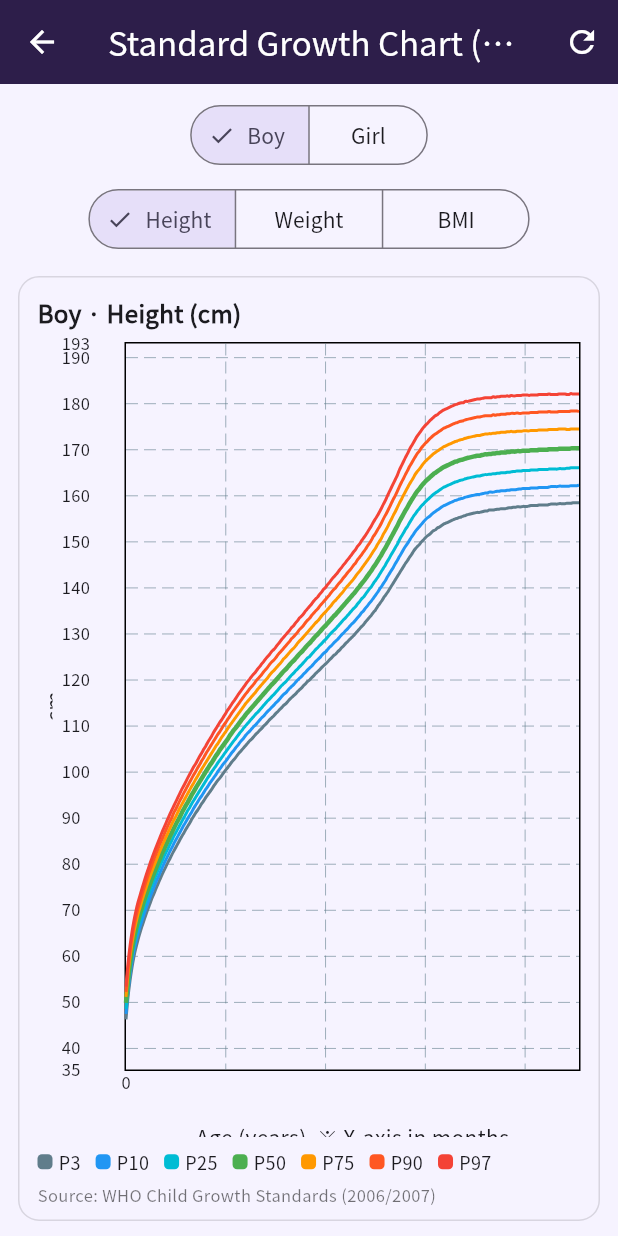
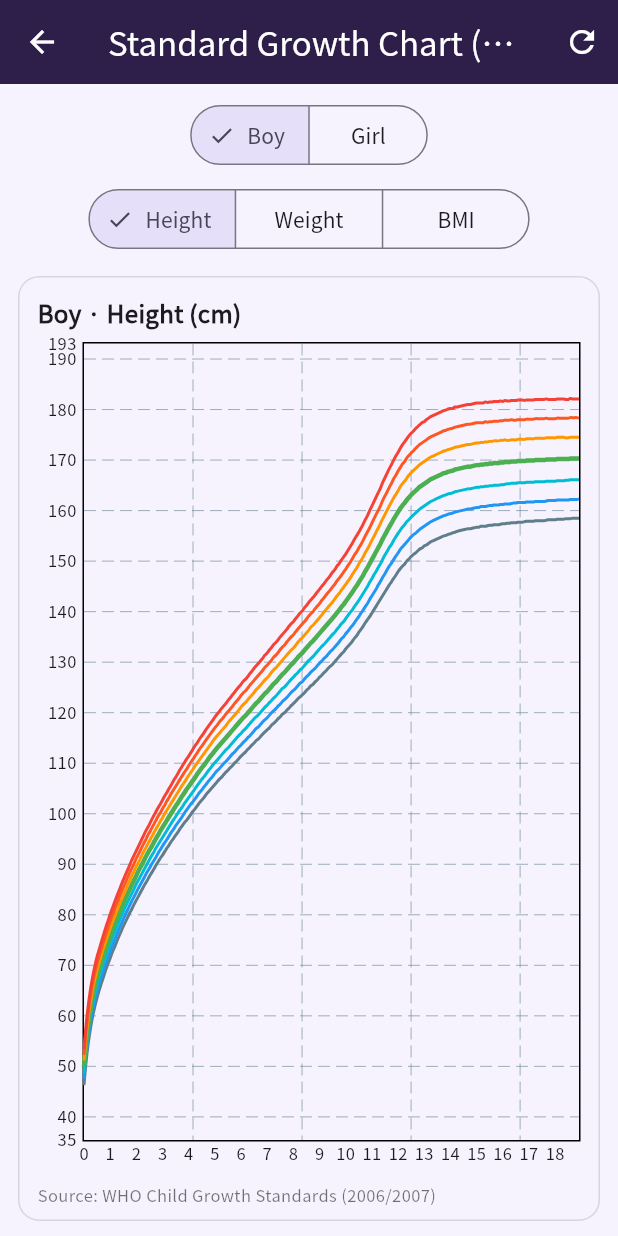
Before and after one commit to jeonbowon/growth_tracking_graph, a Flutter app: the screen it shows after launch, item 2 of the bottom bar chosen, on a phone screen of 412 x 824 dp. Run offline on Flutter 3.47's test engine with Material 3 defaults, Android fonts, the light colour scheme and no system bars; drawn by our look-alikes of fl_chart; our stand-ins replace google_mobile_ads, package_info_plus, share_plus, shared_preferences; missing offline and left inert: facebook_audience_network, file_selector, in_app_update; network calls fail.

Commit message:
표준데이터화면수정

```diff
--- a/lib/ad_service.dart
+++ b/lib/ad_service.dart
@@ -163,6 +163,7 @@ class AdService {
       }
     } catch (_) {
       _isKakaoBannerLoaded = false;
+      _scheduleBannerRetry();
     } finally {
       _isKakaoBannerLoading = false;
     }
--- a/lib/app_strings.dart
+++ b/lib/app_strings.dart
@@ -230,7 +230,7 @@ class AppStrings {
   static String get stdChartUnitKg => 'kg';
   static String get stdChartUnitBmi => 'kg/m²';
   static String get stdChartXLabel =>
-      isKo ? '연령(년)  ※ X축은 개월 기반' : 'Age (years)  ※ X-axis in months';
+      isKo ? '연령(년)' : 'Age (years)';
   static String get stdChartSource =>
       isKo
           ? '출처: 2017 소아청소년 성장도표(대한소아청소년과학회·질병관리본부)'
--- a/lib/child_growth_chart.dart
+++ b/lib/child_growth_chart.dart
@@ -1166,7 +1166,7 @@ class _ChildGrowthChartState extends State<ChildGrowthChart> {
           ),
         ],
       ),
-      body: _entries.isEmpty
+      body: SafeArea(child: _entries.isEmpty
           ? Center(
               child: Text(
                 AppStrings.chartNoData,
@@ -1222,6 +1222,7 @@ class _ChildGrowthChartState extends State<ChildGrowthChart> {
                     ),
                   ],
                 ),
+    ),
     );
   }
 }
--- a/lib/child_growth_input.dart
+++ b/lib/child_growth_input.dart
@@ -160,7 +160,7 @@ class _ChildGrowthInputState extends State<ChildGrowthInput> {
 
     return Scaffold(
       appBar: AppBar(title: Text(AppStrings.growthInputTitle(widget.childName))),
-      body: SingleChildScrollView(
+      body: SafeArea(child: SingleChildScrollView(
         padding: const EdgeInsets.all(16.0),
         child: Column(
           crossAxisAlignment: CrossAxisAlignment.start,
@@ -278,7 +278,7 @@ class _ChildGrowthInputState extends State<ChildGrowthInput> {
             const SizedBox(height: 16),
           ],
         ),
-      ),
+      )),
     );
   }
 }
--- a/lib/child_growth_list.dart
+++ b/lib/child_growth_list.dart
@@ -273,7 +273,7 @@ class _ChildGrowthListState extends State<ChildGrowthList> {
           )
         ],
       ),
-      body: entries.isEmpty
+      body: SafeArea(child: entries.isEmpty
           ? Center(
               child: Text(
                 AppStrings.noData,
@@ -353,6 +353,7 @@ class _ChildGrowthListState extends State<ChildGrowthList> {
                 },
               ),
             ),
+    ),
     );
   }
 }
--- a/lib/page_standard_growth_chart.dart
+++ b/lib/page_standard_growth_chart.dart
@@ -65,6 +65,8 @@ class _PageStandardGrowthChartState extends State<PageStandardGrowthChart> {
   Map<String, dynamic> _raw = {};
   bool _loading = true;
   String? _error;
+
+  List<LineBarSpot>? _touchedSpots;
 
   @override
   void initState() {
@@ -171,7 +173,11 @@ class _PageStandardGrowthChartState extends State<PageStandardGrowthChart> {
 
   Widget _leftTitle(double v, TitleMeta meta) {
     final txt = _metric == Metric.bmi ? v.toStringAsFixed(1) : v.toStringAsFixed(0);
-    return Text(txt, style: const TextStyle(fontSize: 11));
+    return SideTitleWidget(
+      meta: meta,
+      space: 4,
+      child: Text(txt, style: const TextStyle(fontSize: 11)),
+    );
   }
 
   @override
@@ -186,7 +192,7 @@ class _PageStandardGrowthChartState extends State<PageStandardGrowthChart> {
           IconButton(onPressed: _load, icon: const Icon(Icons.refresh), tooltip: AppStrings.stdChartReload),
         ],
       ),
-      body: _loading
+      body: SafeArea(child: _loading
           ? const Center(child: CircularProgressIndicator())
           : Column(
               children: [
@@ -240,7 +246,9 @@ class _PageStandardGrowthChartState extends State<PageStandardGrowthChart> {
                           ),
                           const SizedBox(height: 8),
                           Expanded(
-                            child: LineChart(
+                            child: Stack(
+                              children: [
+                                LineChart(
                                   LineChartData(
                                     minX: b.minX,
                                     maxX: b.maxX,
@@ -253,24 +261,17 @@ class _PageStandardGrowthChartState extends State<PageStandardGrowthChart> {
                                       topTitles: const AxisTitles(sideTitles: SideTitles(showTitles: false)),
                                       rightTitles: const AxisTitles(sideTitles: SideTitles(showTitles: false)),
                                       bottomTitles: AxisTitles(
-                                    axisNameWidget: Padding(
-                                      padding: const EdgeInsets.only(top: 6),
-                                      child: Text(AppStrings.stdChartXLabel),
-                                    ),
                                         sideTitles: SideTitles(
                                           showTitles: true,
-                                      reservedSize: 28,
+                                          reservedSize: 22,
+                                          interval: 12,
                                           getTitlesWidget: _bottomTitle,
                                         ),
                                       ),
                                       leftTitles: AxisTitles(
-                                    axisNameWidget: Padding(
-                                      padding: const EdgeInsets.only(bottom: 6),
-                                      child: Text(_metric.unit),
-                                    ),
                                         sideTitles: SideTitles(
                                           showTitles: true,
-                                      reservedSize: 42,
+                                          reservedSize: 30,
                                           getTitlesWidget: _leftTitle,
                                         ),
                                       ),
@@ -278,30 +279,35 @@ class _PageStandardGrowthChartState extends State<PageStandardGrowthChart> {
                                     lineTouchData: LineTouchData(
                                       enabled: true,
                                       touchTooltipData: LineTouchTooltipData(
-                                    fitInsideHorizontally: true,
-                                    fitInsideVertically: true,
-                                    getTooltipItems: (spots) {
-                                      return spots.map((s) {
-                                        final m = s.x.round();
-                                        final years = (m / 12.0).toStringAsFixed(1);
-                                        final val = _metric == Metric.bmi
-                                            ? s.y.toStringAsFixed(1)
-                                            : s.y.toStringAsFixed(0);
-                                        final t = AppStrings.stdChartTooltip(m, years, _metric.label, val, _metric.unit);
-                                        return LineTooltipItem(t, const TextStyle(fontSize: 12));
-                                      }).toList();
+                                        getTooltipItems: (spots) => spots.map((_) => null).toList(),
+                                      ),
+                                      touchCallback: (event, response) {
+                                        setState(() {
+                                          if (event.isInterestedForInteractions &&
+                                              response?.lineBarSpots != null &&
+                                              response!.lineBarSpots!.isNotEmpty) {
+                                            _touchedSpots = response.lineBarSpots;
+                                          } else {
+                                            _touchedSpots = null;
+                                          }
+                                        });
                                       },
                                     ),
                                   ),
                                 ),
+                                if (_touchedSpots != null && _touchedSpots!.isNotEmpty)
+                                  Positioned(
+                                    top: 8,
+                                    left: 48,
+                                    child: Container(
+                                      padding: const EdgeInsets.symmetric(horizontal: 10, vertical: 8),
+                                      decoration: BoxDecoration(
+                                        color: Colors.white.withOpacity(0.85),
+                                        borderRadius: BorderRadius.circular(6),
+                                        border: Border.all(color: Colors.black12),
                                       ),
-                          ),
-                          const SizedBox(height: 8),
-                          Wrap(
-                            spacing: 10,
-                            runSpacing: 6,
-                            children: [
-                              for (final entry in const {
+                                      child: Builder(builder: (context) {
+                                        const colorMap = <int, Color>{
                                           3: Colors.blueGrey,
                                           10: Colors.blue,
                                           25: Colors.cyan,
@@ -309,26 +315,50 @@ class _PageStandardGrowthChartState extends State<PageStandardGrowthChart> {
                                           75: Colors.orange,
                                           90: Colors.deepOrange,
                                           97: Colors.red,
-                              }.entries)
-                                Row(
+                                        };
+                                        final visiblePs = kPercentiles
+                                            .where((p) => _visible[p] == true)
+                                            .toList();
+                                        return Column(
+                                          crossAxisAlignment: CrossAxisAlignment.start,
+                                          mainAxisSize: MainAxisSize.min,
+                                          children: _touchedSpots!.reversed.map((s) {
+                                            final m = s.x.round();
+                                            final val = _metric == Metric.bmi
+                                                ? s.y.toStringAsFixed(1)
+                                                : s.y.toStringAsFixed(0);
+                                            final p = s.barIndex < visiblePs.length
+                                                ? visiblePs[s.barIndex]
+                                                : -1;
+                                            final color = colorMap[p] ?? Colors.black;
+                                            return Padding(
+                                              padding: const EdgeInsets.symmetric(vertical: 1),
+                                              child: Row(
                                                 mainAxisSize: MainAxisSize.min,
                                                 children: [
                                                   Container(
-                                      width: 10,
-                                      height: 10,
+                                                    width: 8,
+                                                    height: 8,
                                                     decoration: BoxDecoration(
-                                        color: entry.value,
-                                        borderRadius: BorderRadius.circular(3),
+                                                      color: color,
+                                                      borderRadius: BorderRadius.circular(2),
                                                     ),
                                                   ),
-                                    const SizedBox(width: 4),
+                                                  const SizedBox(width: 6),
                                                   Text(
-                                      'P${entry.key}',
-                                      style: const TextStyle(fontSize: 12),
+                                                    '${m}개월  $val${_metric.unit}',
+                                                    style: const TextStyle(fontSize: 11, color: Colors.black),
                                                   ),
                                                 ],
                                               ),
+                                            );
+                                          }).toList(),
+                                        );
+                                      }),
+                                    ),
+                                  ),
                               ],
+                            ),
                           ),
                           const SizedBox(height: 6),
                           Text(
@@ -342,6 +372,7 @@ class _PageStandardGrowthChartState extends State<PageStandardGrowthChart> {
                 ),
               ],
             ),
+    ),
     );
   }
 }
--- a/pubspec.yaml
+++ b/pubspec.yaml
@@ -16,7 +16,7 @@ publish_to: 'none' # Remove this line if you wish to publish to pub.dev
 # https://developer.apple.com/library/archive/documentation/General/Reference/InfoPlistKeyReference/Articles/CoreFoundationKeys.html
 # In Windows, build-name is used as the major, minor, and patch parts
 # of the product and file versions while build-number is used as the build suffix.
-version: 1.1.2+16
+version: 1.1.2+17
 
 environment:
   sdk: ^3.8.1
```
Also changed, not shown: flutter_01.png (added). Lines whose indentation alone changed are shown as unchanged.
